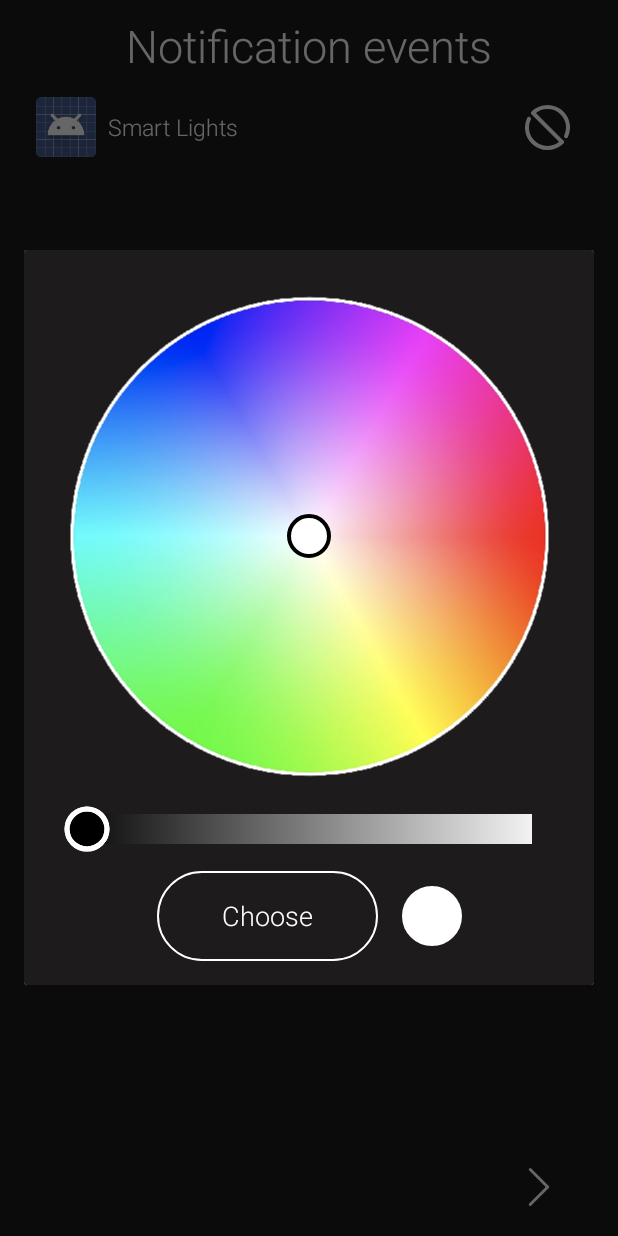
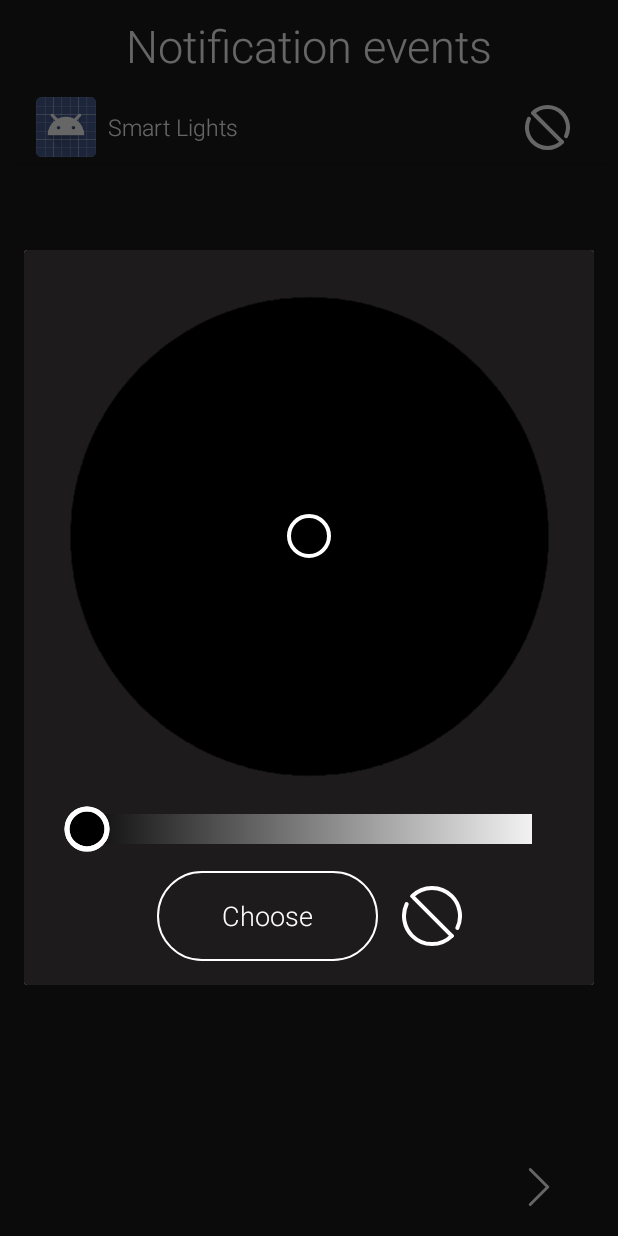
Before and after one commit to naurisgrinbergs0/smart-leds-app, an Android app: the NotificationEventsActivity screen opened directly, with no data from a screen before it, after a tap on "Smart Lights", on a phone screen of 412 x 824 dp. Run offline under Robolectric (Android 15) with nearby library versions, the phone set to English and light mode, and no system bars.

Commit message:
|Notification events app list changes| done

```diff
--- a/app/src/main/java/com/example/bt/activities/NotificationEventsActivity.java
+++ b/app/src/main/java/com/example/bt/activities/NotificationEventsActivity.java
@@ -8,7 +8,6 @@ import android.content.pm.ApplicationInfo;
 import android.content.pm.PackageManager;
 import android.graphics.Color;
 import android.os.Bundle;
-import android.util.Log;
 import android.view.View;
 import android.widget.AdapterView;
 import android.widget.ListView;
@@ -19,7 +18,6 @@ import com.example.bt.list_adapters.AllAppsListAdapder;
 import com.example.bt.list_adapters.AllAppsRowItem;
 import com.example.bt.R;
 
-import org.json.JSONArray;
 import org.json.JSONException;
 import org.json.JSONObject;
 
@@ -34,6 +32,7 @@ public class NotificationEventsActivity extends AppCompatActivity {
     private ArrayList<AllAppsRowItem> allAppList;
     private ChooseColorDialog chooseColorDialog;
     JSONObject appColors;
+    AllAppsListAdapder allAppsListAdapder;
 
     @Override
     protected void onCreate(Bundle savedInstanceState) {
@@ -68,7 +67,7 @@ public class NotificationEventsActivity extends AppCompatActivity {
             }
         }
 
-        AllAppsListAdapder allAppsListAdapder = new AllAppsListAdapder(getApplicationContext(), allAppList);
+        allAppsListAdapder = new AllAppsListAdapder(getApplicationContext(), allAppList);
         allAppsListView.setAdapter(allAppsListAdapder);
     }
 
@@ -103,7 +102,8 @@ public class NotificationEventsActivity extends AppCompatActivity {
                 FragmentManager fm = NotificationEventsActivity.this.getSupportFragmentManager();
                 chooseColorDialog.packageName = allAppList.get(position).getPackageName();
                 chooseColorDialog.jsonObject = appColors;
-                chooseColorDialog.colorFieldToUpdate = view.findViewById(R.id.aa_color_field);
+                chooseColorDialog.listItem = allAppsListAdapder.getItem(position);
+                chooseColorDialog.listItemView = view;
                 chooseColorDialog.show(fm, "fragment_choose_color");
             }
         });
--- a/app/src/main/java/com/example/bt/dialogs/ChooseColorDialog.java
+++ b/app/src/main/java/com/example/bt/dialogs/ChooseColorDialog.java
@@ -30,7 +30,8 @@ public class ChooseColorDialog extends DialogFragment {
 
     public String packageName;
     public JSONObject jsonObject;
-    public ColorField colorFieldToUpdate;
+    public AllAppsRowItem listItem;
+    public View listItemView;
 
     @NonNull
     @Override
@@ -85,16 +86,22 @@ public class ChooseColorDialog extends DialogFragment {
                 // if chosen color is not transparent - append to JSON array
                 if(color != Color.TRANSPARENT) {
                     try {
+                        // if brightness is 0 - color is transparent
+                        if(brightnessSlider.GetBrightness() == 0)
+                            color = Color.TRANSPARENT;
+
                         // create object prop
                         if(jsonObject.has(packageName))
                             jsonObject.remove(packageName);
-                        jsonObject.put(packageName, color);
+                        if(color != Color.TRANSPARENT)
+                            jsonObject.put(packageName, color);
 
                         // save ready-to-go json object to file
                         MemoryConnector.writeJsonToFile(getContext(), getString(R.string.file_name), jsonObject);
 
                         // update app in list
-                        colorFieldToUpdate.SetColor(color);
+                        listItem.setColor(color);
+                        ((ColorField)listItemView.findViewById(R.id.aa_color_field)).SetColor(color);
 
                     } catch (JSONException e) {
                         e.printStackTrace();
@@ -107,6 +114,8 @@ public class ChooseColorDialog extends DialogFragment {
         colorWheel.setOnColorChangeEventListener(new ColorWheel.OnColorChangeEventListener() {
             @Override
             public void onEvent(int color) {
+            if(brightnessSlider.GetBrightness() == 0)
+                color = Color.TRANSPARENT;
             colorPreview.SetColor(color);
             }
         });
--- a/app/src/main/java/com/example/bt/views/ColorWheel.java
+++ b/app/src/main/java/com/example/bt/views/ColorWheel.java
@@ -86,17 +86,7 @@ public class ColorWheel extends View {
                 getBitmapFromAsset(getContext(),"hsvWheel.png"),
                 (int)(totalRadius * 2f), (int)(totalRadius * 2f), false);
 
-        // hsv
-        float[] hsv = new float[3];
-        Color.colorToHSV(colorCurrent, hsv);
-
-        float xCenter = getMeasuredWidth() / 2;
-        float yCenter = getMeasuredHeight() / 2;
-        float radius = Math.min(xCenter, yCenter);
-        currentX = (int) (Math.cos(Math.toRadians(hsv[0])) * (hsv[1] * radius));
-        currentY = (int) (Math.sin(Math.toRadians(hsv[0])) * (hsv[1] * radius));
-
-        invalidate();
+        SetColor(colorCurrent);
     }
 
     private void drawWheel(Canvas canvas) {
@@ -209,8 +199,8 @@ public class ColorWheel extends View {
         float xCenter = getMeasuredWidth() / 2;
         float yCenter = getMeasuredHeight() / 2;
         float radius = Math.min(xCenter, yCenter);
-        currentX = (int) (Math.cos(Math.toRadians(hsv[0])) * (hsv[1] * radius));
-        currentY = (int) (Math.sin(Math.toRadians(hsv[0])) * (hsv[1] * radius));
+        currentX = (int) (xCenter + (Math.cos(Math.toRadians(hsv[0])) * (hsv[1] * radius)));
+        currentY = (int) (yCenter + (Math.sin(Math.toRadians(hsv[0])) * (hsv[1] * radius)));
 
         // update brightness slider
         if(brightnessSlider != null)
@@ -218,6 +208,10 @@ public class ColorWheel extends View {
 
         if(onColorChangeEventListener != null && (brightness == 0 || color != Color.TRANSPARENT))
             onColorChangeEventListener.onEvent(color);
+
+        RecalculateColors();
+
+        invalidate();
     }
 
     private double distanceBetweenPoints(int x1, int y1, int x2, int y2){
```
Also changed, not shown: app/src/main/java/com/example/bt/views/BrightnessSlider.java (+17 -1 lines).
